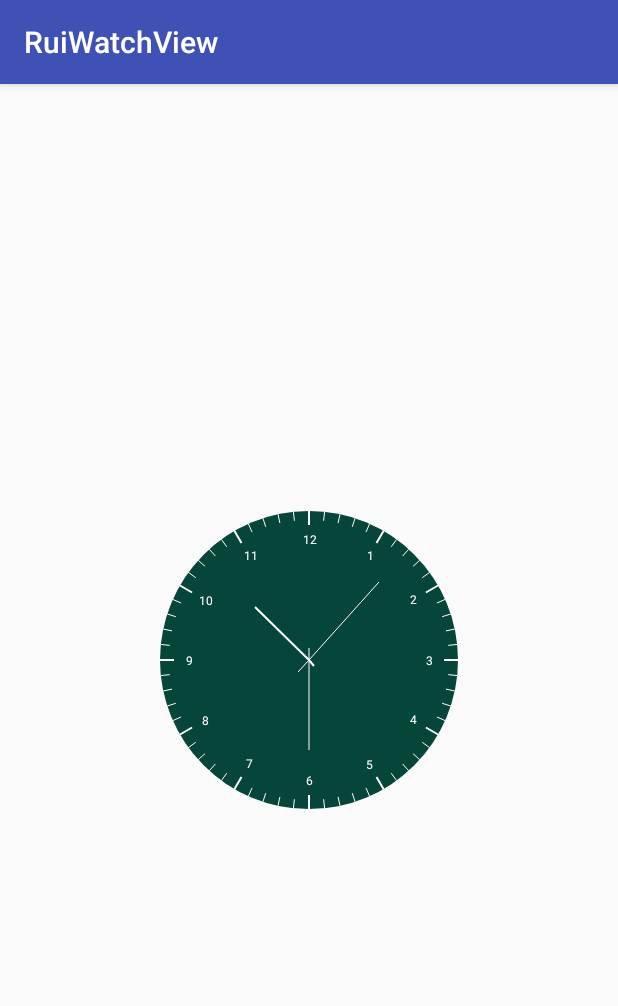
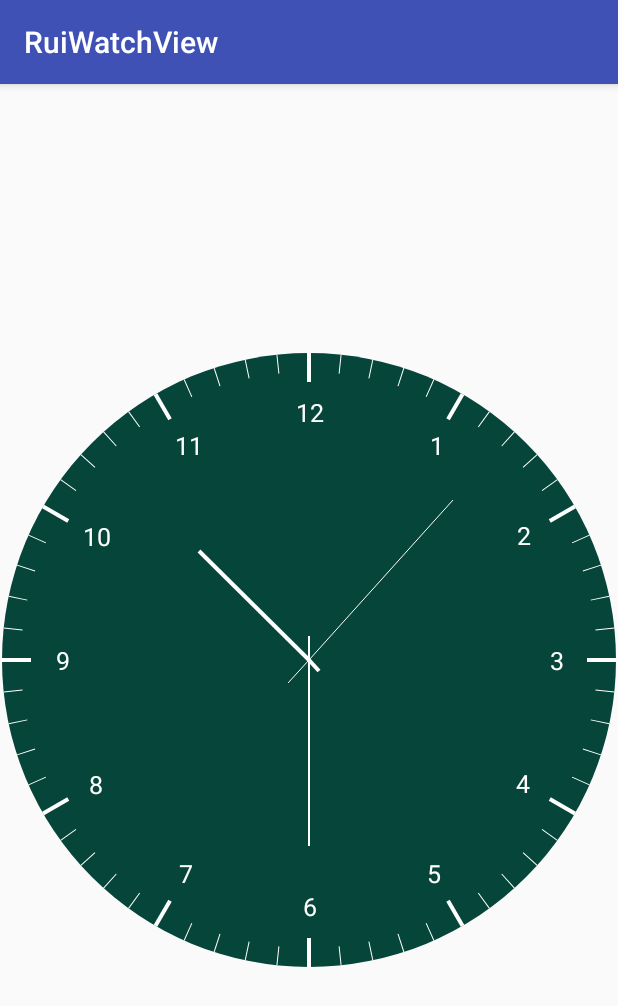
Before and after one commit to hurui1990/RuiWatchView, an Android app: the screen it shows after launch (MainActivity), on a phone screen of 412 x 824 dp. Shown: the top 1006 px of the screen. Run offline under Robolectric (Android 15) with nearby library versions, the phone set to English and light mode, and no system bars.

Commit message:
设置最小尺寸

```diff
--- a/app/src/main/java/com/hurui/ruiwatchview/RuiWatchView.java
+++ b/app/src/main/java/com/hurui/ruiwatchview/RuiWatchView.java
@@ -26,6 +26,7 @@ public class RuiWatchView extends View {
 	private int mHeight;
 	private int mBackgroundColor;
 	private int mDisplayType;
+	private int mMinSize;
 
 	public RuiWatchView(Context context) {
 		super(context);
@@ -37,6 +38,7 @@ public class RuiWatchView extends View {
 		TypedArray typedArray = context.obtainStyledAttributes(attrs, R.styleable.RuiWatchView);
 		mBackgroundColor = typedArray.getColor(R.styleable.RuiWatchView_custom_background, Color.BLACK);
 		mDisplayType = typedArray.getInteger(R.styleable.RuiWatchView_custom_display_type, 0);
+		mMinSize = (int) context.getResources().getDimension(R.dimen.defalut_min_size);
 
 		mPaint = new Paint(Paint.ANTI_ALIAS_FLAG);
 		mPaint.setColor(mBackgroundColor);
@@ -78,7 +80,12 @@ public class RuiWatchView extends View {
 	@Override
 	protected void onMeasure(int widthMeasureSpec, int heightMeasureSpec) {
 		super.onMeasure(widthMeasureSpec, heightMeasureSpec);
-		int size = Math.min(widthMeasureSpec, heightMeasureSpec);
+		int width  = MeasureSpec.getSize(widthMeasureSpec);
+		int height = MeasureSpec.getSize(heightMeasureSpec);
+		int size = Math.min(width, height);
+		if(size < mMinSize){
+			size = mMinSize;
+		}
 		setMeasuredDimension(size, size);
 	}
 
--- a/app/src/main/res/layout/activity_main.xml
+++ b/app/src/main/res/layout/activity_main.xml
@@ -8,8 +8,8 @@
 
     <com.hurui.ruiwatchview.RuiWatchView
         android:id="@+id/watch_view"
-        android:layout_width="300dp"
-        android:layout_height="200dp"
+        android:layout_width="match_parent"
+        android:layout_height="match_parent"
         rui:custom_background="#064539"
         rui:custom_display_type="Arabia" />
 
```
